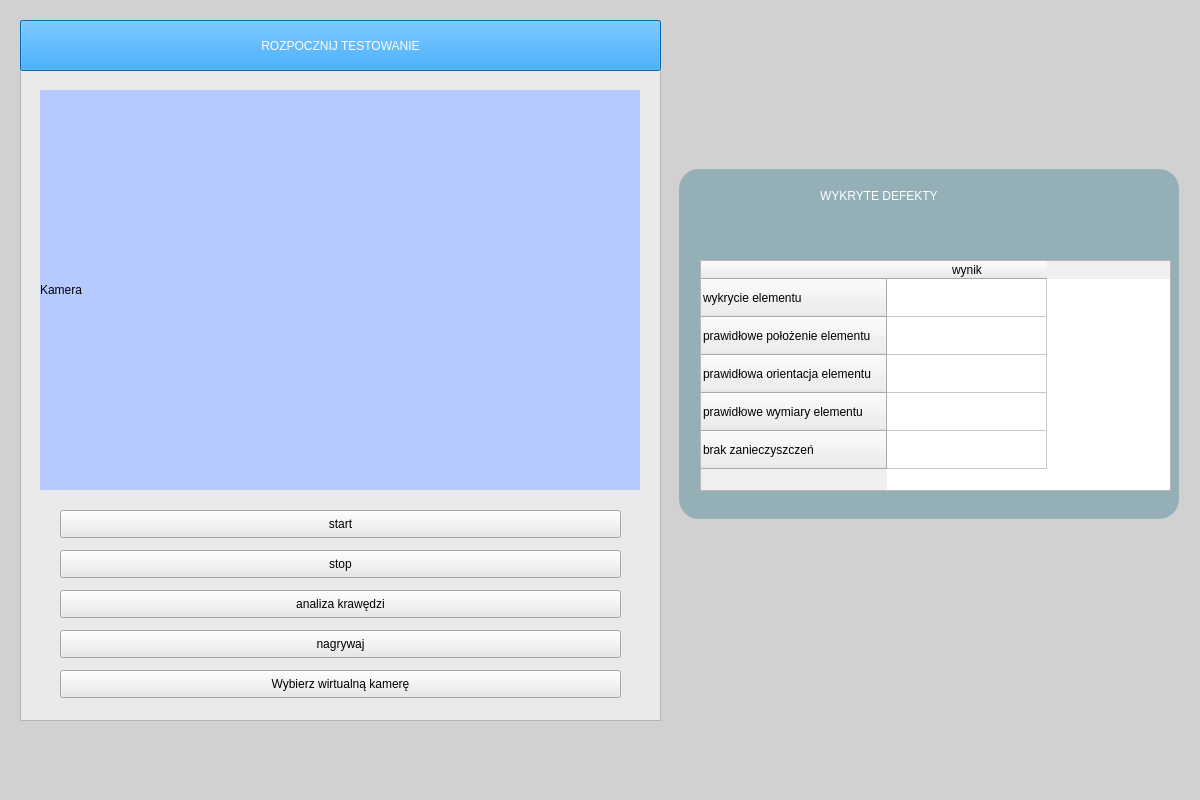
First picture: the form in ui/Camera.ui, repository oreols/ProjektAOI, before the edit.
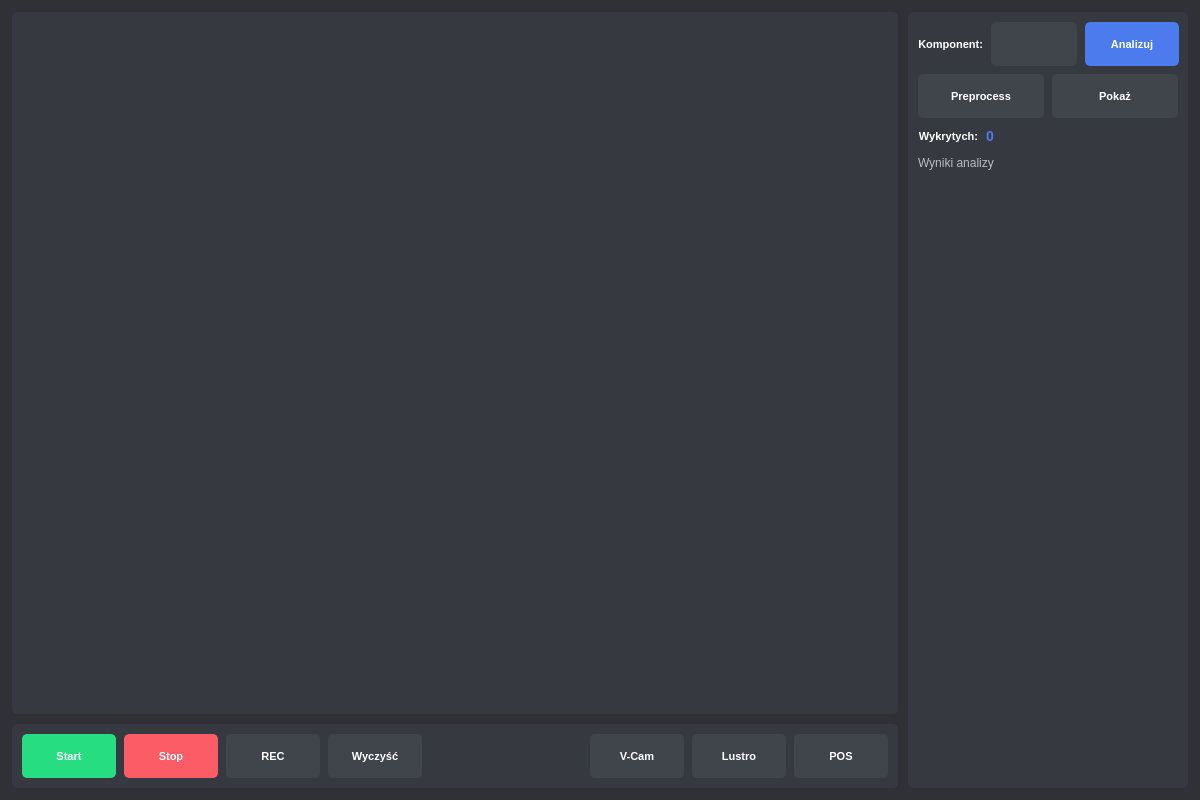
Second picture: the form after the edit. Icons and pictures are not drawn.

```diff
--- a/ui/Camera.ui
+++ b/ui/Camera.ui
@@ -13,265 +13,657 @@
   <property name="windowTitle">
    <string>Form</string>
   </property>
-  <widget class="QTableWidget" name="tableWidget">
-   <property name="geometry">
-    <rect>
-     <x>700</x>
-     <y>260</y>
-     <width>471</width>
-     <height>231</height>
-    </rect>
+  <property name="styleSheet">
+   <string notr="true">
+
+QWidget#Form {
+    background-color: #2f3136; /* Zmieniono z #171717 */
+    color: #ffffff; /* Zmieniono z #e8e9ea dla lepszego kontrastu */
+    font-family: "Segoe UI", "SF Pro Display", "Roboto", sans-serif;
+    font-size: 12px;
+}
+
+/* --- Kontenery (Ramki) --- */
+.QFrame {
+    background-color: #36393f; /* Zmieniono z #202020 */
+    border: none; /* Można dodać border: 1px solid #202225; dla subtelnego oddzielenia */
+    border-radius: 5px; /* Zmieniono z 4px dla spójności */
+}
+
+/* --- Etykiety --- */
+QLabel {
+    color: #b9bbbe; /* Zmieniono z #a0a0a0 */
+    background-color: transparent;
+    font-weight: 400;
+}
+
+QLabel#label_3, QLabel#label_4 {
+    color: #ffffff; /* Pozostawiono biały dla ważniejszych etykiet */
+    font-size: 11px;
+    font-weight: 500;
+}
+
+QLabel#count_elements {
+    color: #4b7bec; /* Kolor akcentu */
+    font-weight: 600;
+    font-size: 14px;
+}
+
+QLabel#cap {
+    background-color: #36393f; /* Zmieniono z #202020 */
+    border: none;
+    border-radius: 5px; /* Zmieniono z 4px */
+    color: #b9bbbe; /* Zmieniono z #a0a0a0 */
+}
+
+/* --- Przyciski --- */
+QPushButton {
+    background-color: #40444b; /* Zmieniono z #272727 */
+    color: #ffffff;
+    font-size: 11px;
+    font-weight: 500;
+    padding: 8px 12px; /* Zwiększono padding pionowy */
+    border-radius: 5px; /* Zmieniono z 3px */
+    border: none; /* Można dodać border: 1px solid #202225; */
+    min-height: 28px; /* Dostosowano min-height */
+    min-width: 70px;
+    outline: none;
+}
+
+QPushButton:hover {
+    background-color: #444950; /* Zmieniono z #303030 */
+}
+
+QPushButton:pressed {
+    background-color: #3b3e44; /* Zmieniono z #242424 */
+}
+
+QPushButton:disabled {
+    background-color: #36393f; /* Dopasowano do tła elementów */
+    color: #72767d; /* Kolor tekstu nieaktywnego */
+    /* opacity: 0.6; Można dodać dla efektu */
+}
+
+/* --- Przyciski akcji --- */
+QPushButton#analyze_button {
+    background-color: #4b7bec; /* Niebieski */
+    color: white;
+    font-weight: 500;
+}
+QPushButton#analyze_button:hover {
+    background-color: #5a89f5; /* Jaśniejszy niebieski */
+}
+QPushButton#analyze_button:pressed {
+    background-color: #3a6ad8; /* Ciemniejszy niebieski */
+}
+
+QPushButton#stop_button {
+    background-color: #fc5c65; /* Czerwony */
+    color: white;
+}
+QPushButton#stop_button:hover {
+    background-color: #fd7f86; /* Jaśniejszy czerwony */
+}
+QPushButton#stop_button:pressed {
+    background-color: #e14a53; /* Ciemniejszy czerwony */
+}
+
+QPushButton#start_button {
+    background-color: #26de81; /* Zielony */
+    color: white;
+}
+QPushButton#start_button:hover {
+    background-color: #33e68c; /* Jaśniejszy zielony */
+}
+QPushButton#start_button:pressed {
+    background-color: #20c975; /* Ciemniejszy zielony */
+}
+
+/* --- Przyciski przełączalne --- */
+QPushButton:checkable {
+    background-color: #40444b; /* Ten sam co zwykły przycisk */
+}
+QPushButton:checkable:hover {
+     background-color: #444950;
+}
+
+/* Stan :checked dla przycisków przełączalnych (domyślnie niebieski) */
+QPushButton:checkable:checked {
+    background-color: #4b7bec; /* Główny akcent */
+    color: white;
+}
+QPushButton:checkable:checked:hover {
+    background-color: #5a89f5;
+}
+QPushButton:checkable:checked:pressed {
+    background-color: #3a6ad8;
+}
+
+/* Wyjątek dla przycisku REC w stanie :checked (czerwony jak Stop) */
+QPushButton#record_button:checked {
+    background-color: #fc5c65; /* Czerwony jak Stop */
+}
+QPushButton#record_button:checked:hover {
+    background-color: #fd7f86; /* Jaśniejszy czerwony */
+}
+QPushButton#record_button:checked:pressed {
+    background-color: #e14a53; /* Ciemniejszy czerwony */
+}
+
+
+/* --- ComboBox --- */
+QComboBox {
+    background-color: #40444b; /* Zmieniono z #272727 */
+    color: #ffffff;
+    border: none; /* Można dodać border: 1px solid #202225; */
+    border-radius: 5px; /* Zmieniono z 3px */
+    padding: 8px 12px; /* Zwiększono padding pionowy, dopasowano do przycisku */
+    font-size: 11px;
+    min-height: 28px; /* Dostosowano min-height */
+    selection-background-color: #4b7bec; /* Zachowano kolor akcentu */
+    selection-color: #ffffff;
+}
+
+QComboBox:hover {
+    background-color: #444950; /* Zmieniono z #303030 */
+}
+
+QComboBox::drop-down {
+    subcontrol-origin: padding;
+    subcontrol-position: top right;
+    width: 18px; /* Lekko zwiększono dla lepszego kliku */
+    border-left-width: 0px;
+    border-top-right-radius: 5px; /* Dopasowano border-radius */
+    border-bottom-right-radius: 5px;
+    background: transparent;
+}
+
+QComboBox::down-arrow {
+    /* Można użyć ikony SVG lub PNG dla lepszego wyglądu */
+    image: url(:/qt-project.org/styles/commonstyle/images/standardbutton-down-16.png);
+    filter: invert(100%) brightness(200%); /* Inwersja, aby strzałka była biała */
+    width: 10px;
+    height: 10px;
+    margin-right: 2px; /* Mały margines od prawej krawędzi */
+}
+
+/* Lista rozwijana ComboBox */
+QComboBox QAbstractItemView {
+    background-color: #36393f; /* Zmieniono z #202020 */
+    border: 1px solid #202225; /* Dodano subtelne obramowanie */
+    border-radius: 5px; /* Dopasowano border-radius */
+    color: #ffffff;
+    selection-background-color: #4b7bec;
+    selection-color: white;
+    padding: 4px;
+    outline: 0px;
+}
+
+/* --- ListWidget --- */
+QListWidget#component_list {
+    background-color: #36393f; /* Zmieniono z #202020 */
+    border: none; /* Można dodać border: 1px solid #202225; */
+    border-radius: 5px; /* Zmieniono z 3px */
+    color: #ffffff;
+    font-size: 11px;
+    outline: none;
+    padding: 4px; /* Lekko zwiększono padding */
+}
+
+QListWidget#component_list::item {
+    padding: 6px 8px;
+    border-radius: 3px; /* Zaokrąglenie elementów listy */
+    margin: 2px 3px; /* Lekko zwiększono margines */
+}
+
+QListWidget#component_list::item:selected {
+    background-color: #4b7bec; /* Kolor akcentu */
+    color: white;
+}
+
+QListWidget#component_list::item:hover:!selected {
+    background-color: #444950; /* Kolor tła przy najechaniu */
+}
+
+/* --- Paski przewijania (Styl dostosowany do nowej palety) --- */
+QScrollBar:vertical {
+    border: none;
+    background: transparent; /* Tło paska */
+    width: 8px; /* Lekko szerszy dla łatwiejszego chwytania */
+    margin: 6px 0px 6px 0px;
+}
+
+QScrollBar::handle:vertical {
+    background: #40444b; /* Kolor uchwytu */
+    min-height: 25px;
+    border-radius: 4px; /* Zaokrąglenie uchwytu */
+}
+
+QScrollBar::handle:vertical:hover {
+    background: #444950; /* Jaśniejszy uchwyt przy najechaniu */
+}
+
+QScrollBar::add-line:vertical, QScrollBar::sub-line:vertical {
+    height: 0px; /* Ukrycie strzałek */
+}
+
+QScrollBar::add-page:vertical, QScrollBar::sub-page:vertical {
+    background: none; /* Brak tła dla obszaru strony */
+}
+
+QScrollBar:horizontal {
+    border: none;
+    background: transparent;
+    height: 8px; /* Ta sama grubość co pionowy */
+    margin: 0px 6px 0px 6px;
+}
+
+QScrollBar::handle:horizontal {
+    background: #40444b;
+    min-width: 25px;
+    border-radius: 4px;
+}
+
+QScrollBar::handle:horizontal:hover {
+    background: #444950;
+}
+
+QScrollBar::add-line:horizontal, QScrollBar::sub-line:horizontal {
+    width: 0px;
+}
+
+QScrollBar::add-page:horizontal, QScrollBar::sub-page:horizontal {
+    background: none;
+}
+
+/* --- Tooltip --- */
+QToolTip {
+    background-color: #36393f; /* Dopasowano tło */
+    color: #ffffff;
+    border: 1px solid #202225; /* Subtelne obramowanie */
+    border-radius: 5px; /* Dopasowano zaokrąglenie */
+    padding: 5px 8px; /* Zwiększono padding */
+    font-size: 11px;
+}
+   </string>
+  </property>
+  <layout class="QVBoxLayout" name="mainLayout">
+   <property name="spacing">
+    <number>10</number>
    </property>
-   <property name="minimumSize">
-    <size>
-     <width>120</width>
-     <height>0</height>
-    </size>
+   <property name="leftMargin">
+    <number>12</number>
    </property>
-   <property name="sizeIncrement">
-    <size>
-     <width>120</width>
-     <height>0</height>
-    </size>
+   <property name="topMargin">
+    <number>12</number>
    </property>
-   <property name="baseSize">
-    <size>
-     <width>120</width>
-     <height>0</height>
-    </size>
+   <property name="rightMargin">
+    <number>12</number>
    </property>
-   <property name="styleSheet">
-    <string notr="true">font: 63 12pt &quot;Segoe UI Semibold&quot;;</string>
+   <property name="bottomMargin">
+    <number>12</number>
    </property>
-   <property name="midLineWidth">
-    <number>0</number>
-   </property>
-   <property name="iconSize">
-    <size>
-     <width>120</width>
-     <height>0</height>
-    </size>
-   </property>
-   <attribute name="horizontalHeaderDefaultSectionSize">
-    <number>160</number>
-   </attribute>
-   <attribute name="horizontalHeaderMinimumSectionSize">
-    <number>160</number>
-   </attribute>
-   <attribute name="verticalHeaderDefaultSectionSize">
-    <number>38</number>
-   </attribute>
-   <attribute name="verticalHeaderMinimumSectionSize">
-    <number>38</number>
-   </attribute>
-   <row>
-    <property name="text">
-     <string>wykrycie elementu</string>
-    </property>
-   </row>
-   <row>
-    <property name="text">
-     <string>prawidłowe położenie elementu</string>
-    </property>
-   </row>
-   <row>
-    <property name="text">
-     <string>prawidłowa orientacja elementu</string>
-    </property>
-   </row>
-   <row>
-    <property name="text">
-     <string>prawidłowe wymiary elementu</string>
-    </property>
-   </row>
-   <row>
-    <property name="text">
-     <string>brak zanieczyszczeń</string>
-    </property>
-   </row>
-   <column>
-    <property name="text">
-     <string>wynik</string>
-    </property>
-   </column>
-  </widget>
-  <widget class="QLabel" name="label">
-   <property name="geometry">
-    <rect>
-     <x>679</x>
-     <y>169</y>
-     <width>500</width>
-     <height>350</height>
-    </rect>
-   </property>
-   <property name="maximumSize">
-    <size>
-     <width>500</width>
-     <height>350</height>
-    </size>
-   </property>
-   <property name="styleSheet">
-    <string notr="true">background-color: rgb(148, 176, 182);
-border-radius:20px;</string>
-   </property>
-   <property name="text">
-    <string/>
-   </property>
-  </widget>
-  <widget class="QLabel" name="label_2">
-   <property name="geometry">
-    <rect>
-     <x>820</x>
-     <y>180</y>
-     <width>191</width>
-     <height>31</height>
-    </rect>
-   </property>
-   <property name="styleSheet">
-    <string notr="true">font: 63 16pt &quot;Segoe UI Semibold&quot;;
-color:white;
-</string>
-   </property>
-   <property name="text">
-    <string>WYKRYTE DEFEKTY</string>
-   </property>
-  </widget>
-  <widget class="QWidget" name="widget" native="true">
-   <property name="geometry">
-    <rect>
-     <x>0</x>
-     <y>0</y>
-     <width>1200</width>
-     <height>800</height>
-    </rect>
-   </property>
-   <property name="styleSheet">
-    <string notr="true">background-color: rgb(210, 208, 208);</string>
-   </property>
-   <widget class="QFrame" name="start_testing">
-    <property name="geometry">
-     <rect>
-      <x>20</x>
-      <y>20</y>
-      <width>641</width>
-      <height>701</height>
-     </rect>
-    </property>
-    <property name="styleSheet">
-     <string notr="true">background-color: rgb(233, 233, 233);
-</string>
-    </property>
-    <property name="frameShape">
-     <enum>QFrame::StyledPanel</enum>
-    </property>
-    <property name="frameShadow">
-     <enum>QFrame::Raised</enum>
-    </property>
-    <widget class="QPushButton" name="startTestingButton">
-     <property name="geometry">
-      <rect>
-       <x>0</x>
-       <y>0</y>
-       <width>641</width>
-       <height>51</height>
-      </rect>
+   <item>
+    <layout class="QHBoxLayout" name="horizontalLayout">
+     <property name="spacing">
+      <number>10</number>
      </property>
-     <property name="styleSheet">
-      <string notr="true">background-color: rgb(5, 142, 240);
-color:white;
-font: 63 12pt &quot;Segoe UI Semibold&quot;;</string>
-     </property>
-     <property name="text">
-      <string>ROZPOCZNIJ TESTOWANIE</string>
-     </property>
-    </widget>
-    <widget class="QLabel" name="cap">
-     <property name="geometry">
-      <rect>
-       <x>20</x>
-       <y>70</y>
-       <width>600</width>
-       <height>400</height>
-      </rect>
-     </property>
-     <property name="styleSheet">
-      <string notr="true">background-color: rgb(183, 202, 255);</string>
-     </property>
-     <property name="text">
-      <string>Kamera</string>
-     </property>
-    </widget>
-    <widget class="QPushButton" name="start_button">
-     <property name="geometry">
-      <rect>
-       <x>40</x>
-       <y>490</y>
-       <width>561</width>
-       <height>28</height>
-      </rect>
-     </property>
-     <property name="text">
-      <string>start</string>
-     </property>
-    </widget>
-    <widget class="QPushButton" name="stop_button">
-     <property name="geometry">
-      <rect>
-       <x>40</x>
-       <y>530</y>
-       <width>561</width>
-       <height>28</height>
-      </rect>
-     </property>
-     <property name="text">
-      <string>stop</string>
-     </property>
-    </widget>
-    <widget class="QPushButton" name="analyze_button">
-     <property name="geometry">
-      <rect>
-       <x>40</x>
-       <y>570</y>
-       <width>561</width>
-       <height>28</height>
-      </rect>
-     </property>
-     <property name="text">
-      <string>analiza krawędzi</string>
-     </property>
-    </widget>
-    <widget class="QPushButton" name="record_button">
-     <property name="geometry">
-      <rect>
-       <x>40</x>
-       <y>610</y>
-       <width>561</width>
-       <height>28</height>
-      </rect>
-     </property>
-     <property name="text">
-      <string>nagrywaj</string>
-     </property>
-    </widget>
-    <widget class="QPushButton" name="virtual_cam_button">
-     <property name="geometry">
-      <rect>
-       <x>40</x>
-       <y>650</y>
-       <width>561</width>
-       <height>28</height>
-      </rect>
-     </property>
-     <property name="text">
-      <string>Wybierz wirtualną kamerę</string>
-     </property>
-    </widget>
-   </widget>
-  </widget>
-  <zorder>widget</zorder>
-  <zorder>label</zorder>
-  <zorder>tableWidget</zorder>
-  <zorder>label_2</zorder>
+     <item>
+      <layout class="QVBoxLayout" name="leftPanelLayout">
+       <property name="spacing">
+        <number>10</number>
+       </property>
+       <item>
+        <widget class="QLabel" name="cap">
+         <property name="text">
+          <string/>
+         </property>
+         <property name="sizePolicy">
+          <sizepolicy hsizetype="Expanding" vsizetype="Expanding">
+           <horstretch>0</horstretch>
+           <verstretch>1</verstretch>
+          </sizepolicy>
+         </property>
+         <property name="minimumSize">
+          <size>
+           <width>640</width>
+           <height>480</height>
+          </size>
+         </property>
+        </widget>
+       </item>
+       <item>
+        <widget class="QFrame" name="controlsFrame">
+         <property name="frameShape">
+          <enum>QFrame::StyledPanel</enum>
+         </property>
+         <property name="frameShadow">
+          <enum>QFrame::Raised</enum>
+         </property>
+         <layout class="QHBoxLayout" name="controlsLayout">
+          <property name="spacing">
+           <number>10</number>
+          </property>
+          <property name="leftMargin">
+           <number>10</number>
+          </property>
+          <property name="topMargin">
+           <number>10</number>
+          </property>
+          <property name="rightMargin">
+           <number>10</number>
+          </property>
+          <property name="bottomMargin">
+           <number>10</number>
+          </property>
+          <item>
+           <layout class="QHBoxLayout" name="cameraButtonsLayout">
+            <property name="spacing">
+             <number>8</number>
+            </property>
+            <item>
+             <widget class="QPushButton" name="start_button">
+              <property name="text">
+               <string>Start</string>
+              </property>
+              <property name="toolTip">
+               <string>Rozpocznij przechwytywanie z kamery</string>
+              </property>
+             </widget>
+            </item>
+            <item>
+             <widget class="QPushButton" name="stop_button">
+              <property name="text">
+               <string>Stop</string>
+              </property>
+              <property name="toolTip">
+               <string>Zatrzymaj przechwytywanie obrazu</string>
+              </property>
+             </widget>
+            </item>
+            <item>
+             <widget class="QPushButton" name="record_button">
+              <property name="text">
+               <string>REC</string>
+              </property>
+              <property name="toolTip">
+               <string>Rozpocznij/zatrzymaj nagrywanie</string>
+              </property>
+              <property name="checkable">
+               <bool>true</bool>
+              </property>
+             </widget>
+            </item>
+            <item>
+             <widget class="QPushButton" name="clear_image_button">
+              <property name="text">
+               <string>Wyczyść</string>
+              </property>
+              <property name="toolTip">
+               <string>Wyczyść znaczniki z obrazu</string>
+              </property>
+             </widget>
+            </item>
+           </layout>
+          </item>
+          <item>
+           <spacer name="horizontalSpacer">
+            <property name="orientation">
+             <enum>Qt::Horizontal</enum>
+            </property>
+            <property name="sizeHint" stdset="0">
+             <size>
+              <width>40</width>
+              <height>20</height>
+             </size>
+            </property>
+           </spacer>
+          </item>
+          <item>
+           <layout class="QHBoxLayout" name="optionsLayout">
+            <property name="spacing">
+             <number>8</number>
+            </property>
+            <item>
+             <widget class="QPushButton" name="virtual_cam_button">
+              <property name="text">
+               <string>V-Cam</string>
+              </property>
+              <property name="toolTip">
+               <string>Włącz lub wyłącz wirtualną kamerę</string>
+              </property>
+             </widget>
+            </item>
+            <item>
+             <widget class="QPushButton" name="mirror_button">
+              <property name="text">
+               <string>Lustro</string>
+              </property>
+              <property name="toolTip">
+               <string>Włącz/wyłącz odbicie lustrzane obrazu</string>
+              </property>
+              <property name="checkable">
+               <bool>true</bool>
+              </property>
+             </widget>
+            </item>
+            <item>
+             <widget class="QPushButton" name="pos_file">
+              <property name="text">
+               <string>POS</string>
+              </property>
+              <property name="toolTip">
+               <string>Wybierz i nałóż plik z pozycjami (POS)</string>
+              </property>
+             </widget>
+            </item>
+           </layout>
+          </item>
+         </layout>
+        </widget>
+       </item>
+      </layout>
+     </item>
+     <item>
+      <widget class="QFrame" name="rightPanel">
+       <property name="minimumSize">
+        <size>
+         <width>280</width>
+         <height>0</height>
+        </size>
+       </property>
+       <property name="maximumSize">
+        <size>
+         <width>280</width>
+         <height>16777215</height>
+        </size>
+       </property>
+       <property name="frameShape">
+        <enum>QFrame::StyledPanel</enum>
+       </property>
+       <property name="frameShadow">
+        <enum>QFrame::Raised</enum>
+       </property>
+       <layout class="QVBoxLayout" name="rightPanelLayout">
+        <property name="spacing">
+         <number>10</number>
+        </property>
+        <property name="leftMargin">
+         <number>10</number>
+        </property>
+        <property name="topMargin">
+         <number>10</number>
+        </property>
+        <property name="rightMargin">
+         <number>10</number>
+        </property>
+        <property name="bottomMargin">
+         <number>10</number>
+        </property>
+        <item>
+         <layout class="QVBoxLayout" name="analysisLayout">
+          <property name="spacing">
+           <number>8</number>
+          </property>
+          <item>
+           <layout class="QHBoxLayout" name="analysisSetupLayout">
+            <property name="spacing">
+             <number>8</number>
+            </property>
+            <item>
+             <widget class="QLabel" name="label_3">
+              <property name="text">
+               <string>Komponent:</string>
+              </property>
+              <property name="alignment">
+               <set>Qt::AlignRight|Qt::AlignTrailing|Qt::AlignVCenter</set>
+              </property>
+             </widget>
+            </item>
+            <item>
+             <widget class="QComboBox" name="component">
+              <property name="sizePolicy">
+               <sizepolicy hsizetype="Expanding" vsizetype="Fixed">
+                <horstretch>1</horstretch>
+                <verstretch>0</verstretch>
+               </sizepolicy>
+              </property>
+              <property name="toolTip">
+               <string>Wybierz komponent do analizy</string>
+              </property>
+             </widget>
+            </item>
+            <item>
+             <widget class="QPushButton" name="analyze_button">
+              <property name="text">
+               <string>Analizuj</string>
+              </property>
+              <property name="toolTip">
+               <string>Uruchom proces analizy obrazu</string>
+              </property>
+             </widget>
+            </item>
+           </layout>
+          </item>
+          <item>
+           <layout class="QHBoxLayout" name="preprocessingLayout">
+            <property name="spacing">
+             <number>8</number>
+            </property>
+            <item>
+             <widget class="QPushButton" name="preprocessing_btn">
+              <property name="text">
+               <string>Preprocess</string>
+              </property>
+              <property name="toolTip">
+               <string>Zastosuj kroki preprocessingu</string>
+              </property>
+             </widget>
+            </item>
+            <item>
+             <widget class="QPushButton" name="show_preprocessing_btn">
+              <property name="text">
+               <string>Pokaż</string>
+              </property>
+              <property name="toolTip">
+               <string>Pokaż lub ukryj wynik preprocessingu</string>
+              </property>
+              <property name="checkable">
+               <bool>true</bool>
+              </property>
+             </widget>
+            </item>
+           </layout>
+          </item>
+          <item>
+           <layout class="QHBoxLayout" name="countLayout">
+            <property name="spacing">
+             <number>8</number>
+            </property>
+            <item>
+             <widget class="QLabel" name="label_4">
+              <property name="text">
+               <string>Wykrytych:</string>
+              </property>
+              <property name="alignment">
+               <set>Qt::AlignRight|Qt::AlignTrailing|Qt::AlignVCenter</set>
+              </property>
+             </widget>
+            </item>
+            <item>
+             <widget class="QLabel" name="count_elements">
+              <property name="text">
+               <string>0</string>
+              </property>
+              <property name="minimumSize">
+               <size>
+                <width>35</width>
+                <height>0</height>
+               </size>
+              </property>
+              <property name="alignment">
+               <set>Qt::AlignLeading|Qt::AlignLeft|Qt::AlignVCenter</set>
+              </property>
+             </widget>
+            </item>
+            <item>
+             <spacer name="horizontalSpacer_3">
+              <property name="orientation">
+               <enum>Qt::Horizontal</enum>
+              </property>
+              <property name="sizeHint" stdset="0">
+               <size>
+                <width>40</width>
+                <height>20</height>
+               </size>
+              </property>
+             </spacer>
+            </item>
+           </layout>
+          </item>
+         </layout>
+        </item>
+        <item>
+         <widget class="QLabel" name="resultsLabel">
+          <property name="text">
+           <string>Wyniki analizy</string>
+          </property>
+          <property name="alignment">
+           <set>Qt::AlignLeading|Qt::AlignLeft|Qt::AlignVCenter</set>
+          </property>
+          <property name="margin">
+           <number>2</number>
+          </property>
+         </widget>
+        </item>
+        <item>
+         <widget class="QListWidget" name="component_list">
+          <property name="sizePolicy">
+           <sizepolicy hsizetype="Preferred" vsizetype="Expanding">
+            <horstretch>0</horstretch>
+            <verstretch>1</verstretch>
+           </sizepolicy>
+          </property>
+          <property name="minimumSize">
+           <size>
+            <width>260</width>
+            <height>100</height>
+           </size>
+          </property>
+          <property name="toolTip">
+           <string>Lista wykrytych komponentów lub innych informacji</string>
+          </property>
+          <property name="horizontalScrollBarPolicy">
+           <enum>Qt::ScrollBarAlwaysOff</enum>
+          </property>
+         </widget>
+        </item>
+       </layout>
+      </widget>
+     </item>
+    </layout>
+   </item>
+  </layout>
  </widget>
  <resources/>
  <connections/>
```
Left out of the diff: 2 changed lines with no effect on the pictures.
